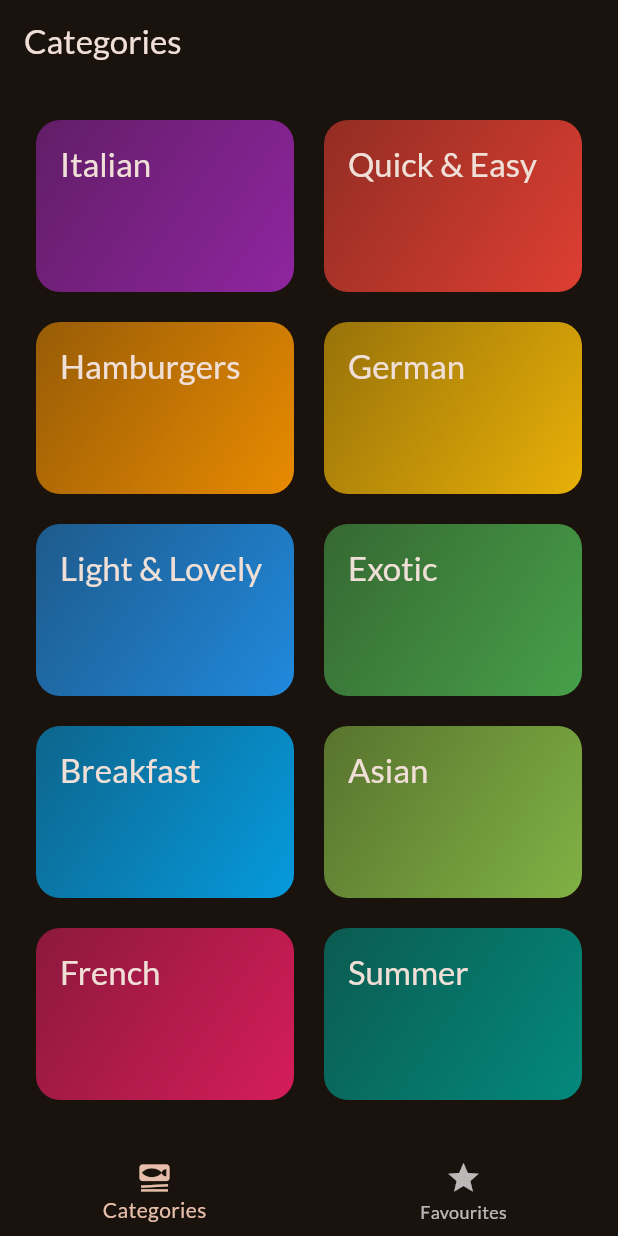
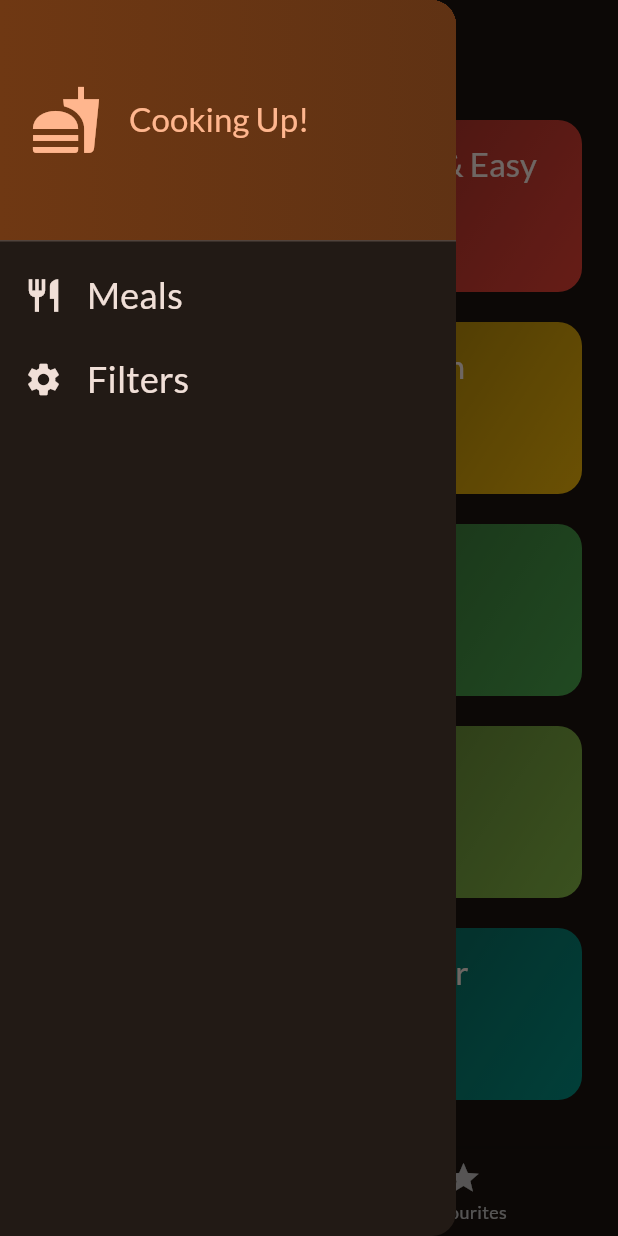
Before and after one commit to AnesuMurakata/meals-app, a Flutter app: the screen it shows after launch, with the side drawer open (before the commit the screen has no drawer), on a phone screen of 412 x 824 dp. Run offline on Flutter 3.47's test engine with Material 3 defaults, Android fonts, the phone set to English and light mode, and no system bars; our stand-ins replace google_fonts, transparent_image.

Commit message:
add side drawer

```diff
--- a/analysis_options.yaml
+++ b/analysis_options.yaml
@@ -21,8 +21,9 @@ linter:
   # `// ignore_for_file: name_of_lint` syntax on the line or in the file
   # producing the lint.
   rules:
+    - prefer_const_constructors
+    - prefer_const_literals_to_create_immutables
     # avoid_print: false  # Uncomment to disable the `avoid_print` rule
     # prefer_single_quotes: true  # Uncomment to enable the `prefer_single_quotes` rule
-
 # Additional information about this file can be found at
 # https://dart.dev/guides/language/analysis-options
--- a/lib/screens/categories.dart
+++ b/lib/screens/categories.dart
@@ -1,11 +1,14 @@
 import 'package:flutter/material.dart';
 import 'package:meals/data/dummy_data.dart';
 import 'package:meals/models/category.dart';
+import 'package:meals/models/meal.dart';
 import 'package:meals/screens/meals.dart';
 import 'package:meals/widgets/category_grid_item.dart';
 
 class CategoriesScreen extends StatelessWidget {
-  const CategoriesScreen({super.key});
+  const CategoriesScreen({super.key, required this.onToggleFavourite});
+
+  final void Function(Meal meal) onToggleFavourite;
 
   void _selectCategory(BuildContext context, Category category) {
     final filteredMeals = dummyMeals
@@ -15,8 +18,11 @@ class CategoriesScreen extends StatelessWidget {
     Navigator.push(
       context,
       MaterialPageRoute(
-        builder: (ctx) =>
-            MealsScreen(meals: filteredMeals, title: category.title),
+        builder: (ctx) => MealsScreen(
+          meals: filteredMeals,
+          title: category.title,
+          onToggleFavourite: onToggleFavourite,
+        ),
       ),
     ); // Navigator.of(context).push(route)
   }
--- a/lib/screens/tabs.dart
+++ b/lib/screens/tabs.dart
@@ -1,6 +1,8 @@
 import 'package:flutter/material.dart';
+import 'package:meals/models/meal.dart';
 import 'package:meals/screens/categories.dart';
 import 'package:meals/screens/meals.dart';
+import 'package:meals/widgets/main_drawer.dart';
 
 class TabsScreen extends StatefulWidget {
   const TabsScreen({super.key});
@@ -13,6 +15,29 @@ class TabsScreen extends StatefulWidget {
 
 class _TabsScreenState extends State<TabsScreen> {
   int _selectedPageIndex = 0;
+  final List<Meal> _favouriteMeals = [];
+
+  void _showInfoMessage(String message) {
+    ScaffoldMessenger.of(context).clearSnackBars();
+    ScaffoldMessenger.of(context)
+        .showSnackBar(SnackBar(content: Text(message)));
+  }
+
+  void _toggleFavouriteStatus(Meal meal) {
+    final isExisting = _favouriteMeals.contains(meal);
+
+    if (isExisting) {
+      setState(() {
+        _favouriteMeals.remove(meal);
+      });
+      _showInfoMessage('Meal is no longer a favourite');
+    } else {
+      setState(() {
+        _favouriteMeals.add(meal);
+        _showInfoMessage('Marked as a favourite');
+      });
+    }
+  }
 
   void _selectPage(int index) {
     setState(() {
@@ -20,14 +45,24 @@ class _TabsScreenState extends State<TabsScreen> {
     });
   }
 
+  void _setScreen(String identifier) {
+    if (identifier == 'filters') {
+    } else {
+      Navigator.of(context).pop();
+    }
+  }
+
   @override
   Widget build(BuildContext context) {
-    Widget activePage = const CategoriesScreen();
+    Widget activePage = CategoriesScreen(
+      onToggleFavourite: _toggleFavouriteStatus,
+    );
     var activePageTitle = 'Categories';
 
     if (_selectedPageIndex == 1) {
       activePage = MealsScreen(
-        meals: [],
+        meals: _favouriteMeals,
+        onToggleFavourite: _toggleFavouriteStatus,
       );
       activePageTitle = 'Your Favourites';
     }
@@ -35,6 +70,9 @@ class _TabsScreenState extends State<TabsScreen> {
     return Scaffold(
       appBar: AppBar(
         title: Text(activePageTitle),
+      ),
+      drawer: MainDrawer(
+        onSelectScreen: _setScreen,
       ),
       body: activePage,
       bottomNavigationBar: BottomNavigationBar(
--- /dev/null
+++ b/lib/widgets/main_drawer.dart
@@ -0,0 +1,81 @@
+import 'package:flutter/material.dart';
+
+class MainDrawer extends StatelessWidget {
+  const MainDrawer({super.key, required this.onSelectScreen});
+
+  final void Function(String identifier) onSelectScreen;
+
+  @override
+  Widget build(BuildContext context) {
+    return Drawer(
+      child: Column(
+        children: [
+          DrawerHeader(
+            padding: const EdgeInsets.all(20),
+            decoration: BoxDecoration(
+                gradient: LinearGradient(colors: [
+              Theme.of(context).colorScheme.primaryContainer,
+              Theme.of(context)
+                  .colorScheme
+                  .primaryContainer
+                  .withValues(alpha: 0.8)
+            ])),
+            child: Row(
+              children: [
+                Icon(
+                  Icons.fastfood,
+                  size: 48,
+                  color: Theme.of(context).colorScheme.primary,
+                ),
+                const SizedBox(
+                  width: 18,
+                ),
+                Text(
+                  'Cooking Up!',
+                  style: Theme.of(context)
+                      .textTheme
+                      .titleLarge!
+                      .copyWith(color: Theme.of(context).colorScheme.primary),
+                ),
+              ],
+            ),
+          ),
+          ListTile(
+            leading: Icon(
+              Icons.restaurant,
+              size: 26,
+              color: Theme.of(context).colorScheme.onSurface,
+            ),
+            title: Text(
+              'Meals',
+              style: Theme.of(context).textTheme.titleSmall!.copyWith(
+                    color: Theme.of(context).colorScheme.onSurface,
+                    fontSize: 24,
+                  ),
+            ),
+            onTap: () {
+              onSelectScreen('meals');
+            },
+          ),
+          ListTile(
+            leading: Icon(
+              Icons.settings,
+              size: 26,
+              color: Theme.of(context).colorScheme.onSurface,
+            ),
+            title: Text(
+              'Filters',
+              style: Theme.of(context).textTheme.titleSmall!.copyWith(
+                    color: Theme.of(context).colorScheme.onSurface,
+                    fontSize: 24,
+                  ),
+            ),
+            onTap: () {
+              onSelectScreen('filters');
+            },
+          ),
+        ],
+      ),
+    );
+  }
+}
```
Also changed, not shown: lib/screens/meal_details.dart (+12 -2 lines), lib/screens/meals.dart (+10 -2 lines).
